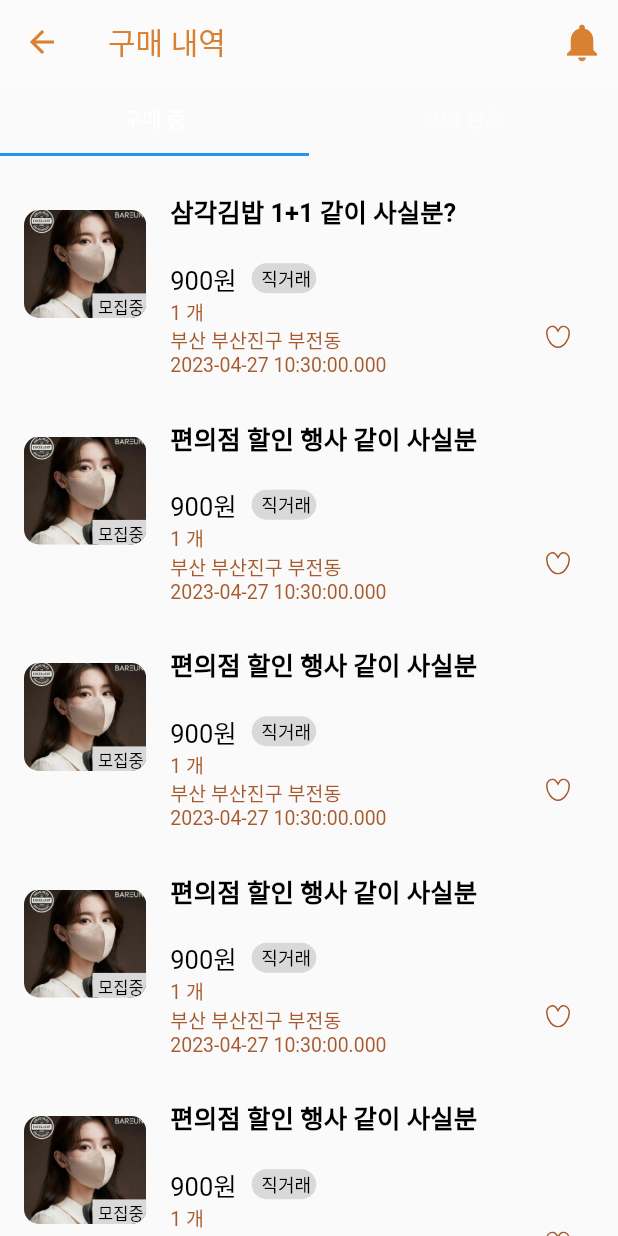
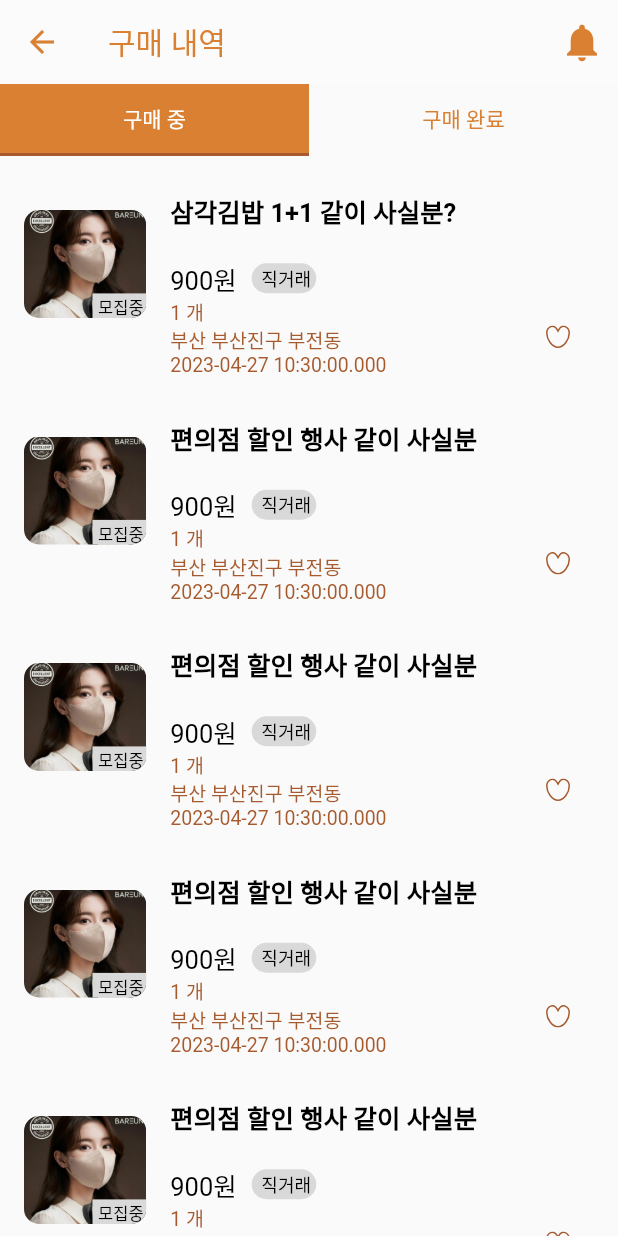
Before and after one commit to S-Sojung/group-buying-frontend, a Flutter app: the UserPurchaseHistoryPage screen opened directly, on a phone screen of 412 x 824 dp. Run offline on Flutter 3.47's test engine with Material 2 defaults, Android fonts, the phone set to English and light mode, and no system bars; our stand-ins replace dio, flutter_riverpod, flutter_secure_storage, flutter_svg, geocoding, geolocator and 6 more; missing offline and left inert: dart:ffi; accounts and stored records are empty; Roboto replaces fonts that are missing (HallymGothic).

Commit message:
Feat: 탭바 스타일링

```diff
--- a/lib/views/pages/user/purchase_history_page/user_purchase_history_page.dart
+++ b/lib/views/pages/user/purchase_history_page/user_purchase_history_page.dart
@@ -39,7 +39,15 @@ class _UserPurchaseHistoryPageState extends State<UserPurchaseHistoryPage>
           ]),
       body: Column(
         children: [
-          TabBar(controller: _tabController, tabs: [
+          TabBar(
+              indicator: BoxDecoration(
+                  color: donutColorBasic,
+                  border: Border(
+                      bottom: BorderSide(color: donutColorBase, width: 2))),
+              controller: _tabController,
+              indicatorColor: donutColorBasic,
+              unselectedLabelColor: donutColorBasic,
+              tabs: [
                 Tab(
                   text: "구매 중",
                 ),
```
Lines whose indentation alone changed are shown as unchanged.
